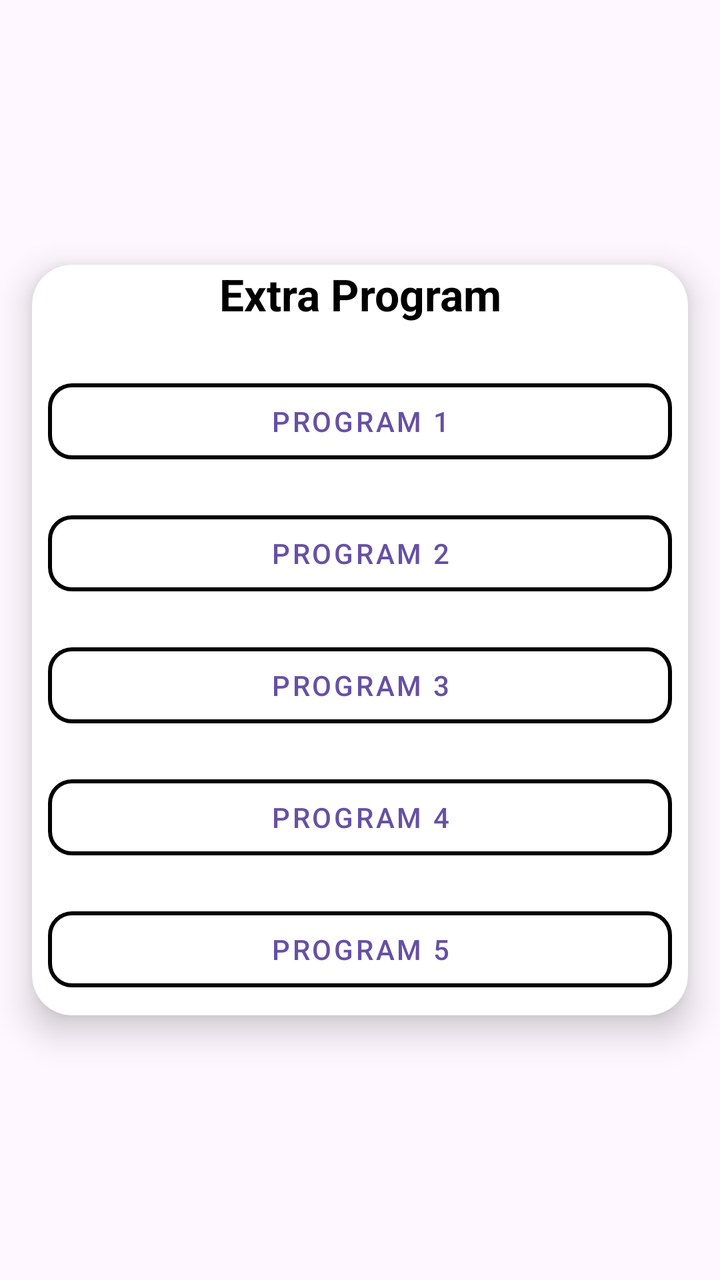
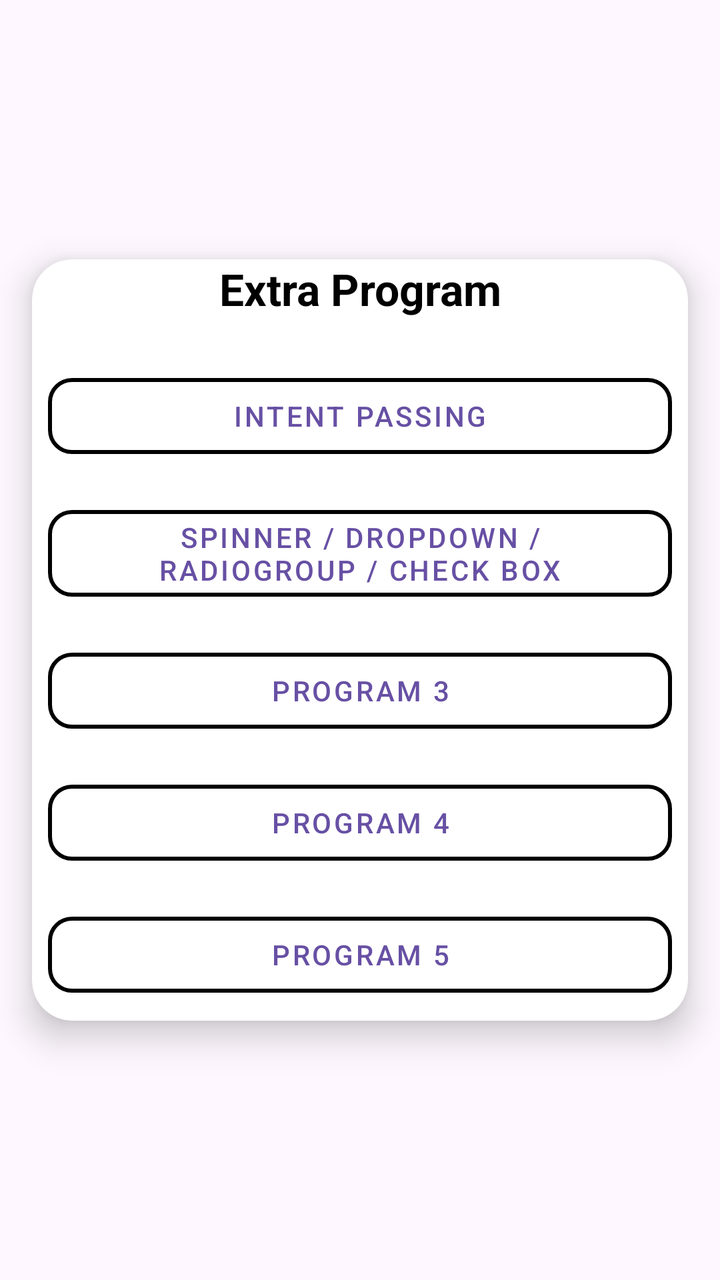

The first picture is an Android layout as it rendered before a commit; the second is the same layout after the commit. The layout source and the unified diff follow.
<!-- AndroidManifest.xml: application theme Theme.MyApplicationMCA -->
<!-- res/layout/activity_extra_program.xml -->
<LinearLayout xmlns:android="http://schemas.android.com/apk/res/android"
    xmlns:app="http://schemas.android.com/apk/res-auto"
    xmlns:tools="http://schemas.android.com/tools"
    android:id="@+id/main"
    android:layout_width="match_parent"
    android:layout_height="match_parent"
    android:animateLayoutChanges="true"
    android:gravity="center"
    android:orientation="vertical"
    tools:context=".Extra_Program">

    
    <androidx.cardview.widget.CardView
        android:id="@+id/card_units"
        android:layout_width="match_parent"
        android:layout_height="wrap_content"
        android:padding="16dp"
        android:layout_margin="16dp"
        app:cardCornerRadius="20dp"
        app:cardElevation="10dp">

        <LinearLayout
            android:layout_width="match_parent"
            android:layout_height="wrap_content"
            android:gravity="center"
            android:orientation="vertical">

            <TextView
                android:layout_width="match_parent"
                android:layout_height="wrap_content"
                android:layout_marginBottom="16dp"
                android:gravity="center"
                android:text="Extra Program"
                android:textSize="22sp"
                android:textStyle="bold"
                android:textColor="@android:color/black" />

            
            <com.google.android.material.button.MaterialButton
                android:id="@+id/btnpro1"
                style="@style/Widget.MaterialComponents.Button.OutlinedButton"
                android:layout_width="match_parent"
                android:layout_height="50dp"
                android:layout_margin="8dp"
                android:text="PROGRAM 1"
                app:cornerRadius="12dp"
                app:strokeColor="@color/black"
                app:strokeWidth="2dp" />

            <com.google.android.material.button.MaterialButton
                android:id="@+id/btnpro2"
                style="@style/Widget.MaterialComponents.Button.OutlinedButton"
                android:layout_width="match_parent"
                android:layout_height="50dp"
                android:layout_margin="8dp"
                android:text="PROGRAM 2"
                app:cornerRadius="12dp"
                app:strokeColor="@color/black"
                app:strokeWidth="2dp" />

            <com.google.android.material.button.MaterialButton
                android:id="@+id/btnpro3"
                style="@style/Widget.MaterialComponents.Button.OutlinedButton"
                android:layout_width="match_parent"
                android:layout_height="50dp"
                android:layout_margin="8dp"
                android:text="PROGRAM 3"
                app:cornerRadius="12dp"
                app:strokeColor="@color/black"
                app:strokeWidth="2dp" />

            <com.google.android.material.button.MaterialButton
                android:id="@+id/btnpro4"
                style="@style/Widget.MaterialComponents.Button.OutlinedButton"
                android:layout_width="match_parent"
                android:layout_height="50dp"
                android:layout_margin="8dp"
                android:text="PROGRAM 4"
                app:cornerRadius="12dp"
                app:strokeColor="@color/black"
                app:strokeWidth="2dp" />

            <com.google.android.material.button.MaterialButton
                android:id="@+id/btnpro5"
                style="@style/Widget.MaterialComponents.Button.OutlinedButton"
                android:layout_width="match_parent"
                android:layout_height="50dp"
                android:layout_margin="8dp"
                android:text="PROGRAM 5"
                app:cornerRadius="12dp"
                app:strokeColor="@color/black"
                app:strokeWidth="2dp" />

        </LinearLayout>
    </androidx.cardview.widget.CardView>
</LinearLayout>
<!-- resources referenced by this layout -->
<resources>
  <color name="black">#FF000000</color>
  <style name="Theme.MyApplicationMCA" parent="Base.Theme.MyApplicationMCA" />
  <style name="Base.Theme.MyApplicationMCA" parent="Theme.Material3.DayNight.NoActionBar">
          
          
      </style>
</resources>

<!-- the commit's change to res/layout/activity_extra_program.xml (unified diff, before → after) -->
@@ -42,7 +42,7 @@
                 android:layout_width="match_parent"
                 android:layout_height="50dp"
                 android:layout_margin="8dp"
-                android:text="PROGRAM 1"
+                android:text="Intent Passing"
                 app:cornerRadius="12dp"
                 app:strokeColor="@color/black"
                 app:strokeWidth="2dp" />
@@ -51,9 +51,9 @@
                 android:id="@+id/btnpro2"
                 style="@style/Widget.MaterialComponents.Button.OutlinedButton"
                 android:layout_width="match_parent"
-                android:layout_height="50dp"
+                android:layout_height="wrap_content"
                 android:layout_margin="8dp"
-                android:text="PROGRAM 2"
+                android:text="SPINNER / DROPDOWN / RADIOGROUP / CHECK BOX"
                 app:cornerRadius="12dp"
                 app:strokeColor="@color/black"
                 app:strokeWidth="2dp" />
